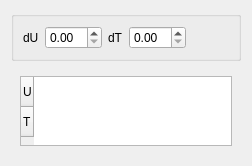
Before: the Qt Designer form zrm/zrmcellview.ui in dostapazov/powermon_v4, drawn with Qt 5.
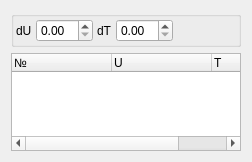
After: the same form once the commit is applied.

Commit message: add QTreeWidget into cellView

```diff
--- a/zrm/zrmcellview.ui
+++ b/zrm/zrmcellview.ui
@@ -35,6 +35,21 @@
       <string/>
      </property>
      <layout class="QHBoxLayout" name="horizontalLayout">
+      <property name="spacing">
+       <number>4</number>
+      </property>
+      <property name="leftMargin">
+       <number>2</number>
+      </property>
+      <property name="topMargin">
+       <number>2</number>
+      </property>
+      <property name="rightMargin">
+       <number>2</number>
+      </property>
+      <property name="bottomMargin">
+       <number>2</number>
+      </property>
       <item>
        <widget class="QLabel" name="label">
         <property name="text">
@@ -93,6 +108,77 @@
      <property name="currentIndex">
       <number>0</number>
      </property>
+     <widget class="QWidget" name="page">
+      <layout class="QVBoxLayout" name="verticalLayout_3">
+       <property name="spacing">
+        <number>2</number>
+       </property>
+       <property name="leftMargin">
+        <number>0</number>
+       </property>
+       <property name="topMargin">
+        <number>0</number>
+       </property>
+       <property name="rightMargin">
+        <number>0</number>
+       </property>
+       <property name="bottomMargin">
+        <number>0</number>
+       </property>
+       <item>
+        <widget class="QTreeWidget" name="cellsTree">
+         <property name="editTriggers">
+          <set>QAbstractItemView::NoEditTriggers</set>
+         </property>
+         <property name="showDropIndicator" stdset="0">
+          <bool>false</bool>
+         </property>
+         <property name="alternatingRowColors">
+          <bool>true</bool>
+         </property>
+         <property name="selectionMode">
+          <enum>QAbstractItemView::NoSelection</enum>
+         </property>
+         <property name="selectionBehavior">
+          <enum>QAbstractItemView::SelectColumns</enum>
+         </property>
+         <property name="uniformRowHeights">
+          <bool>false</bool>
+         </property>
+         <property name="itemsExpandable">
+          <bool>false</bool>
+         </property>
+         <property name="headerHidden">
+          <bool>false</bool>
+         </property>
+         <property name="expandsOnDoubleClick">
+          <bool>false</bool>
+         </property>
+         <attribute name="headerVisible">
+          <bool>true</bool>
+         </attribute>
+         <attribute name="headerHighlightSections">
+          <bool>true</bool>
+         </attribute>
+         <column>
+          <property name="text">
+           <string>№</string>
+          </property>
+         </column>
+         <column>
+          <property name="text">
+           <string>U</string>
+          </property>
+         </column>
+         <column>
+          <property name="text">
+           <string>T</string>
+          </property>
+         </column>
+        </widget>
+       </item>
+      </layout>
+     </widget>
      <widget class="QWidget" name="table_page">
       <property name="sizePolicy">
        <sizepolicy hsizetype="Maximum" vsizetype="Preferred">
@@ -101,6 +187,21 @@
        </sizepolicy>
       </property>
       <layout class="QVBoxLayout" name="verticalLayout_2">
+       <property name="spacing">
+        <number>4</number>
+       </property>
+       <property name="leftMargin">
+        <number>0</number>
+       </property>
+       <property name="topMargin">
+        <number>0</number>
+       </property>
+       <property name="rightMargin">
+        <number>0</number>
+       </property>
+       <property name="bottomMargin">
+        <number>0</number>
+       </property>
        <item>
         <widget class="QTableWidget" name="cell_table">
          <property name="sizePolicy">
```
The commit also changes 4 other files.
